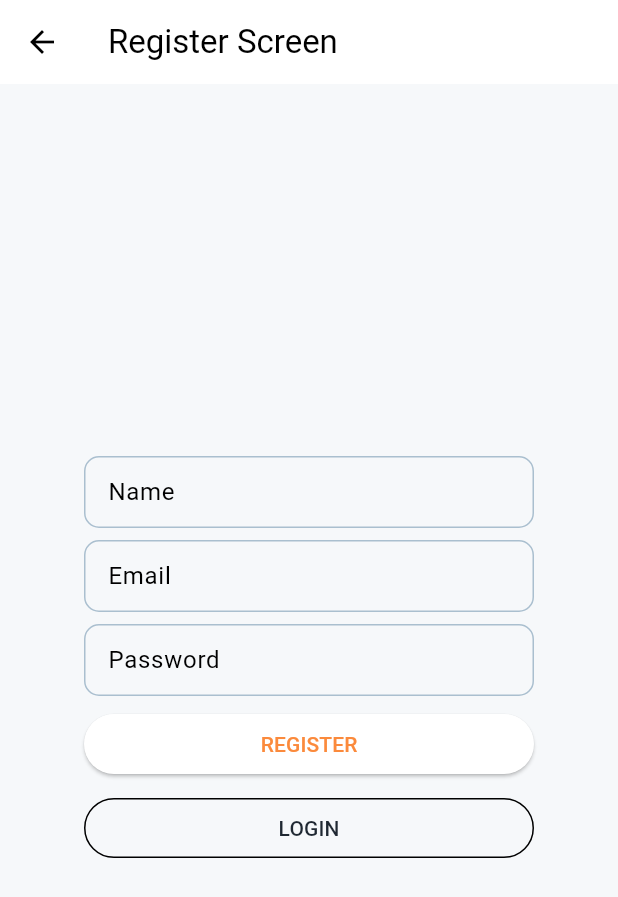
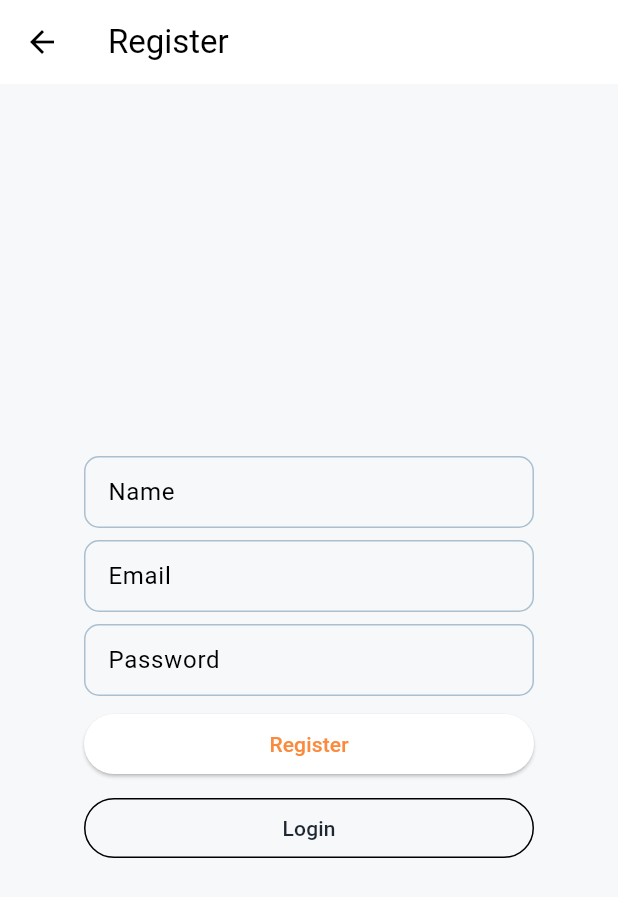
Before and after one commit to whoisgalih/story_app, a Flutter app: the screen it shows after launch, after a tap on "Login", after a tap on "Register", on a phone screen of 412 x 824 dp. Shown: the top 897 px of the screen. Run offline on Flutter 3.47's test engine with Material 3 defaults, Android fonts, the phone set to English and light mode, and no system bars; our stand-ins replace image_picker, shared_preferences; generated files the repository leaves out were written again; network calls fail.

Commit message:
finsih localization

```diff
--- a/lib/provider/auth_provider.dart
+++ b/lib/provider/auth_provider.dart
@@ -61,7 +61,7 @@ class AuthProvider extends ChangeNotifier {
     try {
       await authService.register(user);
       isRegistered = true;
-      registerMessage = "Register success";
+      registerMessage = "";
     } on RequestException catch (e) {
       isRegistered = false;
       registerMessage = e.message;
--- a/lib/views/screen/register_screen.dart
+++ b/lib/views/screen/register_screen.dart
@@ -3,6 +3,7 @@ import 'package:story_app/provider/auth_provider.dart';
 import 'package:flutter/material.dart';
 import 'package:provider/provider.dart';
 import 'package:story_app/themes/colors.dart';
+import 'package:flutter_gen/gen_l10n/app_localizations.dart';
 
 class RegisterScreen extends StatefulWidget {
   final Function() onRegister;
@@ -36,7 +37,7 @@ class _RegisterScreenState extends State<RegisterScreen> {
   Widget build(BuildContext context) {
     return Scaffold(
       appBar: AppBar(
-        title: const Text("Register Screen"),
+        title: Text(AppLocalizations.of(context)!.register),
       ),
       body: Center(
         child: ConstrainedBox(
@@ -51,12 +52,12 @@ class _RegisterScreenState extends State<RegisterScreen> {
                   controller: nameController,
                   validator: (value) {
                     if (value == null || value.isEmpty) {
-                      return 'Please enter your name.';
+                      return AppLocalizations.of(context)!.pleaseEnterYourName;
                     }
                     return null;
                   },
-                  decoration: const InputDecoration(
-                    hintText: "Name",
+                  decoration: InputDecoration(
+                    hintText: AppLocalizations.of(context)!.name,
                   ),
                 ),
                 const SizedBox(height: 8),
@@ -64,24 +65,25 @@ class _RegisterScreenState extends State<RegisterScreen> {
                   controller: emailController,
                   validator: (value) {
                     if (value == null || value.isEmpty) {
-                      return 'Please enter your email.';
+                      return AppLocalizations.of(context)!.pleaseEnterYourEmail;
                     }
                     return null;
                   },
-                  decoration: const InputDecoration(
-                    hintText: "Email",
+                  decoration: InputDecoration(
+                    hintText: AppLocalizations.of(context)!.email,
                   ),
                 ),
                 const SizedBox(height: 8),
                 TextFormField(
                   controller: passwordController,
                   obscureText: true,
-                  decoration: const InputDecoration(
-                    hintText: "Password",
+                  decoration: InputDecoration(
+                    hintText: AppLocalizations.of(context)!.password,
                   ),
                   validator: (value) {
                     if (value == null || value.isEmpty) {
-                      return 'Please enter your password.';
+                      return AppLocalizations.of(context)!
+                          .pleaseEnterYourPassword;
                     }
                     return null;
                   },
@@ -107,13 +109,16 @@ class _RegisterScreenState extends State<RegisterScreen> {
                             if (authRead.registerMessage.isNotEmpty) {
                               scaffoldMessenger.showSnackBar(
                                 SnackBar(
-                                  content: Text(authRead.registerMessage),
+                                  content: Text(authRead.registerMessage == ""
+                                      ? AppLocalizations.of(context)!
+                                          .registerSuccess
+                                      : authRead.registerMessage),
                                 ),
                               );
                             }
                           }
                         },
-                        child: const Text("REGISTER"),
+                        child: Text(AppLocalizations.of(context)!.register),
                       ),
                 const SizedBox(height: 8),
                 OutlinedButton(
@@ -121,7 +126,7 @@ class _RegisterScreenState extends State<RegisterScreen> {
                   style: OutlinedButton.styleFrom(
                     foregroundColor: primaryColor[950],
                   ),
-                  child: const Text("LOGIN"),
+                  child: Text(AppLocalizations.of(context)!.login),
                 ),
               ],
             ),
```
Also changed, not shown: lib/l10n/app_en.arb (+17 -2 lines), lib/l10n/app_id.arb (+60 -0 lines), lib/provider/add_story_provider.dart (+10 -5 lines), lib/views/screen/add_story_screen.dart (+23 -9 lines), lib/views/screen/story_detail_screen.dart (+4 -3 lines), lib/views/screen/story_list_screen.dart (+2 -12 lines).
